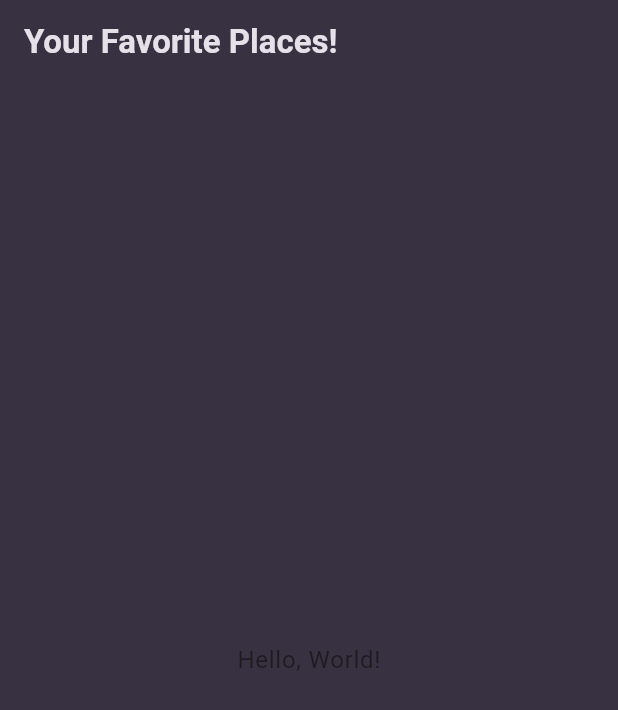
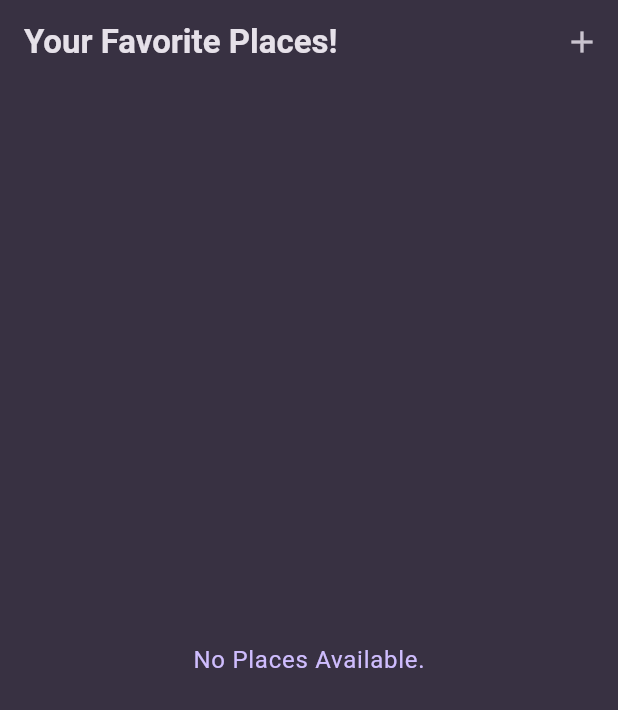
Before and after one commit to SomeshKumarN/flutter_projects, a Flutter app: the screen it shows after launch, on a phone screen of 412 x 824 dp. Shown: the top 710 px of the screen. Run offline on Flutter 3.47's test engine with Material 3 defaults, Android fonts, the phone set to English and light mode, and no system bars; our stand-ins replace flutter_riverpod, google_fonts, riverpod, transparent_image; missing offline and left inert: dart_casing.

Commit message:
fav_places_app - added provider

```diff
--- /dev/null
+++ b/fav_places_app/lib/model/place.dart
@@ -0,0 +1,9 @@
+import 'package:uuid/uuid.dart';
+
+const uuid = Uuid();
+
+class Place {
+  Place({required this.title}) : id = uuid.v4();
+  final String id;
+  final String title;
+}
--- /dev/null
+++ b/fav_places_app/lib/providers/user_places_provider.dart
@@ -0,0 +1,23 @@
+import 'package:fav_places_app/model/place.dart';
+import 'package:riverpod/riverpod.dart';
+
+class UserPlacesProvider extends StateNotifier<List<Place>> {
+  UserPlacesProvider() : super([]);
+
+  void addPlace(Place place) {
+    state = [...state, place];
+  }
+
+  void removePlace(Place place) {
+    state = state.where((p) => p != place).toList();
+  }
+
+  void updatePlace(Place oldPlace, Place newPlace) {
+    state = state.map((p) => p == oldPlace ? newPlace : p).toList();
+  }
+}
+
+final userPlaceProvider =
+    StateNotifierProvider<UserPlacesProvider, List<Place>>((ref) {
+  return UserPlacesProvider();
+});
--- a/fav_places_app/lib/screens/home_screen.dart
+++ /dev/null
@@ -1,20 +0,0 @@
-import 'package:flutter/material.dart';
-
-class HomeScreen extends StatelessWidget {
-  const HomeScreen({super.key});
-
-  @override
-  Widget build(BuildContext context) {
-    return Scaffold(
-      appBar: AppBar(
-        title: Text('Your Favorite Places!'),
-      ),
-      body: Center(
-        child: Text(
-          'Hello, World!',
-          style: Theme.of(context).textTheme.bodyLarge,
-        ),
-      ),
-    );
-  }
-}
--- /dev/null
+++ b/fav_places_app/lib/screens/places.dart
@@ -0,0 +1,31 @@
+import 'package:fav_places_app/providers/user_places_provider.dart';
+import 'package:fav_places_app/screens/add_place.dart';
+import 'package:fav_places_app/widgets/places_list.dart';
+import 'package:flutter/material.dart';
+import 'package:flutter_riverpod/flutter_riverpod.dart';
+
+class HomeScreen extends ConsumerWidget {
+  const HomeScreen({super.key});
+
+  @override
+  Widget build(BuildContext context, WidgetRef ref) {
+    final userPlaces = ref.watch(userPlaceProvider);
+
+    return Scaffold(
+      appBar: AppBar(
+        title: Text('Your Favorite Places!'),
+        actions: [
+          IconButton(
+            icon: Icon(Icons.add),
+            onPressed: () {
+              Navigator.of(context).push(MaterialPageRoute(builder: (context) {
+                return AddPlaceScreen();
+              }));
+            },
+          ),
+        ],
+      ),
+      body: PlacesList(place: userPlaces),
+    );
+  }
+}
--- /dev/null
+++ b/fav_places_app/lib/widgets/places_list.dart
@@ -0,0 +1,31 @@
+import 'package:fav_places_app/model/place.dart';
+import 'package:flutter/material.dart';
+
+class PlacesList extends StatelessWidget {
+  const PlacesList({super.key, required this.place});
+
+  final List<Place> place;
+
+  @override
+  Widget build(BuildContext context) {
+    if (place.isNotEmpty) {
+      return ListView.builder(
+        itemCount: place.length,
+        itemBuilder: (context, index) {
+          final title = place[index].title;
+          return ListTile(
+            title: Text(title),
+          );
+        },
+      );
+    }
+    return Center(
+      child: Text(
+        'No Places Available.',
+        style: Theme.of(context).textTheme.bodyLarge!.copyWith(
+              color: Theme.of(context).colorScheme.primary,
+            ),
+      ),
+    );
+  }
+}
--- a/fav_places_app/pubspec.yaml
+++ b/fav_places_app/pubspec.yaml
@@ -12,6 +12,8 @@ dependencies:
 
   cupertino_icons: ^1.0.8
   google_fonts: ^6.2.1
+  uuid: ^4.5.1
+  flutter_riverpod: ^2.6.1
 
 dev_dependencies:
   flutter_test:
```
Also changed, not shown: fav_places_app/lib/main.dart (+10 -5 lines), fav_places_app/lib/screens/add_place.dart (added, +52 -0 lines).
